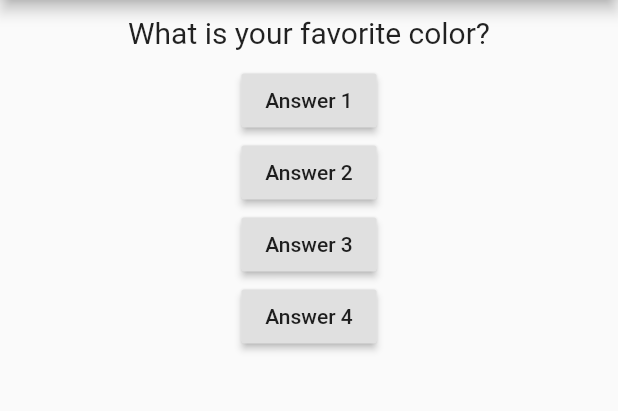
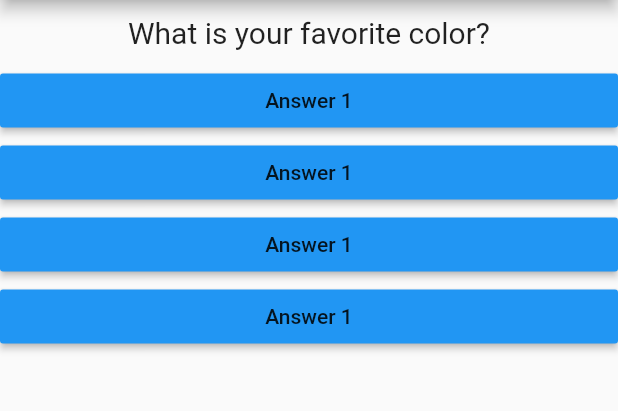
Before and after one commit to TheSandeepRaj/QUIZ-APP, a Flutter app: the screen it shows after launch, on a phone screen of 412 x 824 dp, the part 84-495 px from its top. Run offline on Flutter 3.47's test engine with Material 2 defaults, Android fonts, the phone set to English and light mode, and no system bars.

Commit message:
linked answer widget to main

```diff
--- a/lib/answer.dart
+++ b/lib/answer.dart
@@ -1,6 +1,9 @@
 import 'package:flutter/material.dart';
 
 class Answer extends StatelessWidget {
+  final Function selectHandler;
+  Answer(this.selectHandler);
+
   @override
   Widget build(BuildContext context) {
     return Container(
@@ -8,7 +11,7 @@ class Answer extends StatelessWidget {
       child: RaisedButton(
         color: Colors.blue,
         child: Text('Answer 1'),
-        onPressed: null,
+        onPressed: selectHandler,
       ),
     );
   }
--- a/lib/main.dart
+++ b/lib/main.dart
@@ -1,6 +1,7 @@
 import 'package:flutter/material.dart';
 
 import './question.dart';
+import './answer.dart';
 
 void main() {
   runApp(MyApp());
@@ -39,24 +40,10 @@ class _MyAppState extends State<MyApp> {
             Question(
               questions[_questionIndex],
             ),
-            RaisedButton(
-              child: Text('Answer 1'),
-              onPressed: _answerQuestion,
-            ),
-            RaisedButton(
-              child: Text('Answer 2'),
-              onPressed: _answerQuestion,
-            ),
-            RaisedButton(
-              child: Text('Answer 3'),
-              onPressed: () => print('Answer 3 chosen!'),
-            ),
-            RaisedButton(
-              child: Text('Answer 4'),
-              onPressed: () {
-                print('Answer 4 chosen');
-              },
-            ),
+            Answer(_answerQuestion),
+            Answer(_answerQuestion),
+            Answer(_answerQuestion),
+            Answer(_answerQuestion),
           ],
         ),
       ),
```
